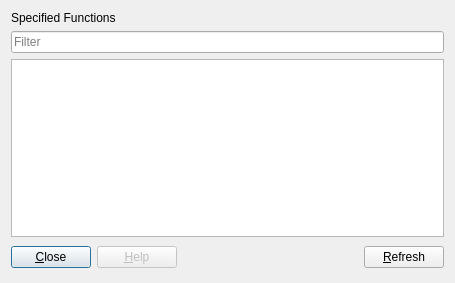
First picture: the form in plugins/Analyzer/SpecifiedFunctions.ui, repository eteran/edb-debugger, before the edit.
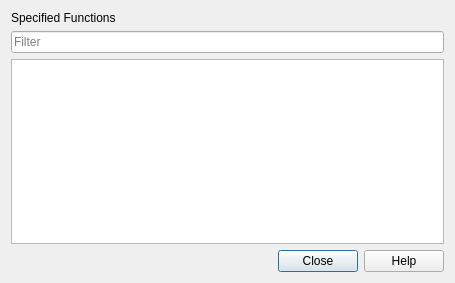
Second picture: the form after the edit. Icons and pictures are not drawn.

Commit message: more simplification of dialog box buttons

```diff
--- a/plugins/Analyzer/SpecifiedFunctions.ui
+++ b/plugins/Analyzer/SpecifiedFunctions.ui
@@ -51,60 +51,11 @@
     </widget>
    </item>
    <item>
-    <layout class="QHBoxLayout">
-     <property name="spacing">
-      <number>6</number>
+    <widget class="QDialogButtonBox" name="buttonBox">
+     <property name="standardButtons">
+      <set>QDialogButtonBox::Close|QDialogButtonBox::Help</set>
      </property>
-     <item>
-      <widget class="QPushButton" name="close_button">
-       <property name="text">
-        <string>&amp;Close</string>
-       </property>
-       <property name="icon">
-        <iconset theme="dialog-close">
-         <normaloff>.</normaloff>.</iconset>
-       </property>
-      </widget>
-     </item>
-     <item>
-      <widget class="QPushButton" name="help_button">
-       <property name="enabled">
-        <bool>false</bool>
-       </property>
-       <property name="text">
-        <string>&amp;Help</string>
-       </property>
-       <property name="icon">
-        <iconset theme="help-browser">
-         <normaloff>.</normaloff>.</iconset>
-       </property>
-      </widget>
-     </item>
-     <item>
-      <spacer>
-       <property name="orientation">
-        <enum>Qt::Horizontal</enum>
-       </property>
-       <property name="sizeHint" stdset="0">
-        <size>
-         <width>361</width>
-         <height>29</height>
-        </size>
-       </property>
-      </spacer>
-     </item>
-     <item>
-      <widget class="QPushButton" name="refresh_button">
-       <property name="text">
-        <string>&amp;Refresh</string>
-       </property>
-       <property name="icon">
-        <iconset theme="view-refresh">
-         <normaloff>.</normaloff>.</iconset>
-       </property>
-      </widget>
-     </item>
-    </layout>
+    </widget>
    </item>
   </layout>
  </widget>
```
Left out of the diff: 30 changed lines with no effect on the pictures. The commit also changes 3 other files.
